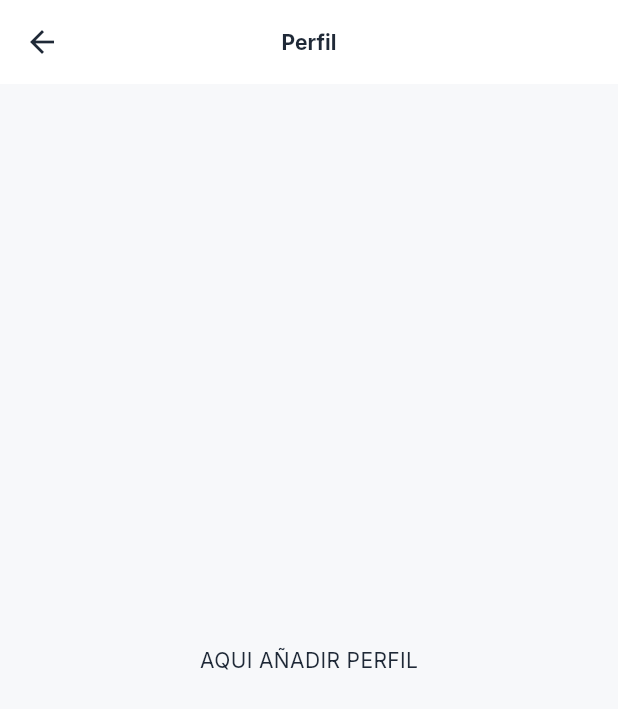
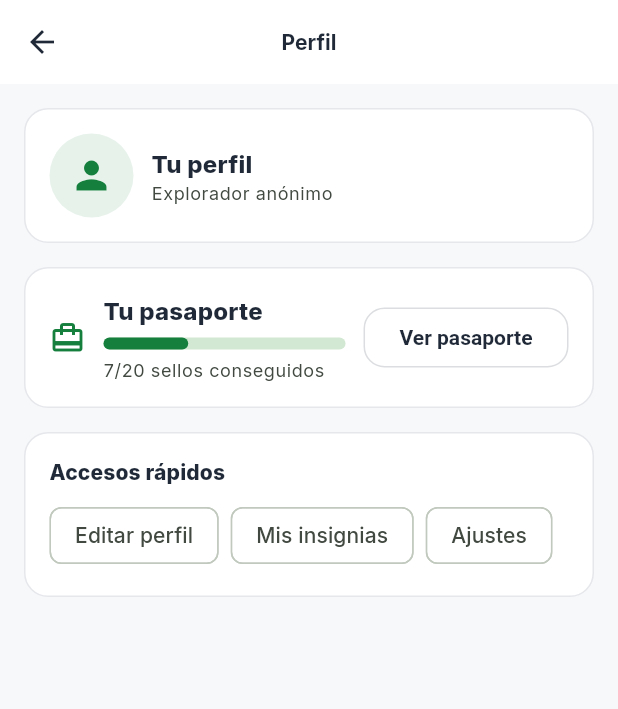
Before and after one commit to Benjaminsssss/tu_recorrido, a Flutter app: the Perfil screen opened by its route, on a phone screen of 412 x 824 dp. Shown: the top 709 px of the screen. Run offline on Flutter 3.47's test engine with Material 3 defaults, Android fonts, the phone set to English and light mode, and no system bars; our stand-ins replace cloud_firestore, firebase_auth, firebase_core, geolocator, google_fonts, google_maps_flutter and 1 more; missing offline and left inert: flutter_polyline_points; accounts and stored records are empty.

Commit message:
chore(home/perfil): Quitar desafíos semanales del Home y mover 'Tu pasaporte' a Perfil con layout provisional

```diff
--- a/tu_recorrido/lib/screens/perfil.dart
+++ b/tu_recorrido/lib/screens/perfil.dart
@@ -1,4 +1,5 @@
 import 'package:flutter/material.dart';
+import '../components/white_card.dart';
 
 class Perfil extends StatefulWidget {
   const Perfil({super.key});
@@ -10,9 +11,101 @@ class Perfil extends StatefulWidget {
 class _PerfilState extends State<Perfil> {
   @override
   Widget build(BuildContext context) {
+    final theme = Theme.of(context);
     return Scaffold(
       appBar: AppBar(title: const Text('Perfil')),
-      body: const Center(child: Text('AQUI AÑADIR PERFIL')),
+      body: ListView(
+        padding: const EdgeInsets.all(16),
+        children: [
+          // Header provisional de usuario
+          WhiteCard(
+            child: Row(
+              children: [
+                CircleAvatar(
+                  radius: 28,
+                  backgroundColor: theme.colorScheme.primary.withOpacity(0.1),
+                  child: Icon(Icons.person,
+                      color: theme.colorScheme.primary, size: 30),
+                ),
+                const SizedBox(width: 12),
+                Expanded(
+                  child: Column(
+                    crossAxisAlignment: CrossAxisAlignment.start,
+                    children: [
+                      Text('Tu perfil',
+                          style: theme.textTheme.titleMedium
+                              ?.copyWith(fontWeight: FontWeight.w800)),
+                      Text('Explorador anónimo',
+                          style: theme.textTheme.bodySmall?.copyWith(
+                              color: theme.colorScheme.onSurfaceVariant)),
+                    ],
+                  ),
+                ),
+              ],
+            ),
+          ),
+
+          const SizedBox(height: 16),
+
+          // Tu pasaporte (movido desde Home)
+          WhiteCard(
+            child: Row(
+              children: [
+                Icon(Icons.card_travel, color: theme.colorScheme.primary),
+                const SizedBox(width: 12),
+                Expanded(
+                  child: Column(
+                    crossAxisAlignment: CrossAxisAlignment.start,
+                    children: [
+                      Text('Tu pasaporte',
+                          style: theme.textTheme.titleMedium
+                              ?.copyWith(fontWeight: FontWeight.w800)),
+                      const SizedBox(height: 6),
+                      LinearProgressIndicator(
+                        value: 0.35,
+                        minHeight: 8,
+                        borderRadius: BorderRadius.circular(8),
+                      ),
+                      const SizedBox(height: 6),
+                      Text('7/20 sellos conseguidos',
+                          style: theme.textTheme.bodySmall?.copyWith(
+                              color: theme.colorScheme.onSurfaceVariant)),
+                    ],
+                  ),
+                ),
+                const SizedBox(width: 12),
+                OutlinedButton(
+                  onPressed: () {},
+                  child: const Text('Ver pasaporte'),
+                ),
+              ],
+            ),
+          ),
+
+          const SizedBox(height: 16),
+
+          // Acciones provisionales
+          WhiteCard(
+            child: Column(
+              crossAxisAlignment: CrossAxisAlignment.start,
+              children: [
+                Text('Accesos rápidos',
+                    style: theme.textTheme.titleSmall
+                        ?.copyWith(fontWeight: FontWeight.w800)),
+                const SizedBox(height: 8),
+                Wrap(
+                  spacing: 8,
+                  children: const [
+                    Chip(label: Text('Editar perfil')),
+                    Chip(label: Text('Mis insignias')),
+                    Chip(label: Text('Ajustes')),
+                  ],
+                ),
+              ],
+            ),
+          ),
+        ],
+      ),
     );
   }
 }
```
Also changed, not shown: tu_recorrido/lib/screens/home.dart (+0 -67 lines).
